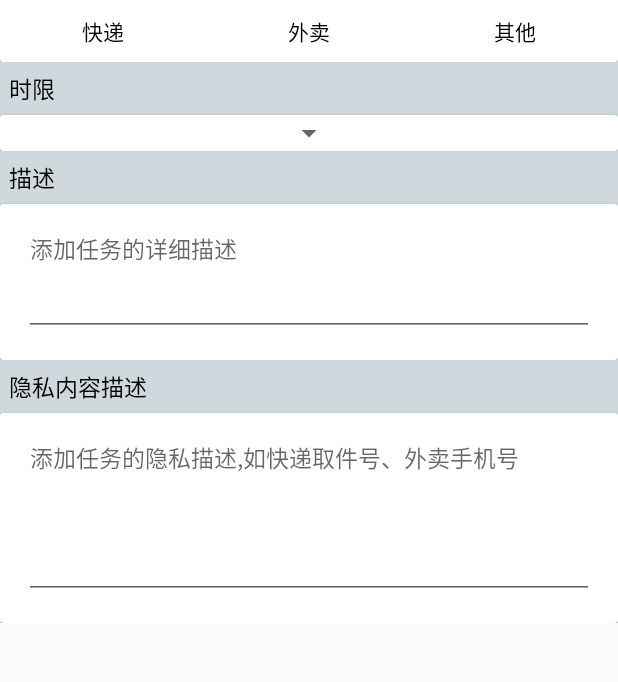
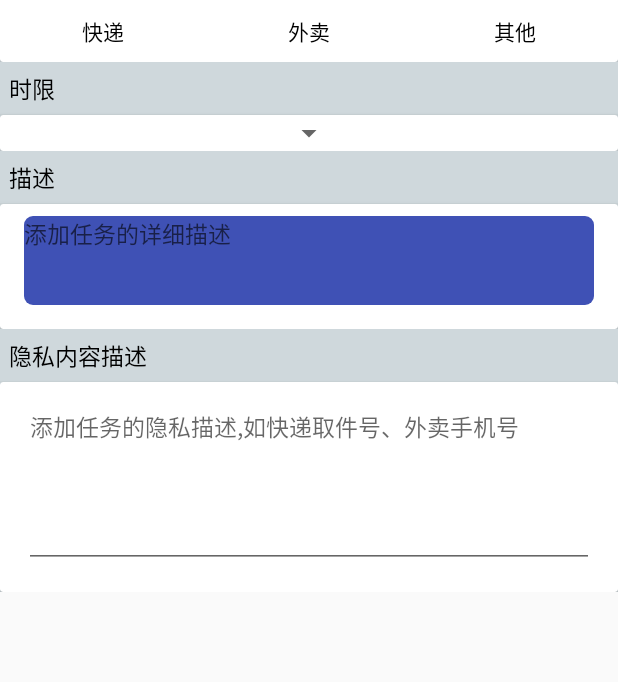
Before and after one commit to kingking666/Onse5, an Android app: the layout task_fragment.xml on its own in the app's theme, with its tools: preview values and no code run, on a phone screen of 412 x 824 dp, the part 158-840 px from its top. Run offline under Robolectric (Android 15) with nearby library versions, the phone set to English and light mode, and no system bars; plain views replace MaterialEditText, MaterialSpinner.

```diff
--- /dev/null
+++ b/app/src/main/res/drawable/shape_corner.xml
@@ -0,0 +1,6 @@
+<?xml version="1.0" encoding="utf-8"?>
+<shape xmlns:android="http://schemas.android.com/apk/res/android" >
+
+    <solid android:color="@color/colorPrimary" />
+    <corners android:radius="6dp" />
+</shape>
--- a/app/src/main/res/layout/activity_setting.xml
+++ b/app/src/main/res/layout/activity_setting.xml
@@ -22,8 +22,6 @@
         android:id="@+id/settings_container"
         android:layout_width="match_parent"
         android:layout_height="wrap_content"
-        android:layout_marginTop="?actionBarSize">
-    </FrameLayout>
-
+        android:layout_marginTop="?actionBarSize" />
 
 </android.support.design.widget.CoordinatorLayout>
--- a/app/src/main/res/layout/task_fragment.xml
+++ b/app/src/main/res/layout/task_fragment.xml
@@ -95,6 +95,7 @@
                     android:layout_marginLeft="16dp"
                     android:layout_marginRight="16dp"
                     android:layout_marginTop="8dp"
+                    android:background="@drawable/shape_corner"
                     android:gravity="top|left"
                     android:hint="添加任务的详细描述"
                     android:lines="3"
@@ -103,14 +104,14 @@
                     android:textSize="15sp"
                     app:met_hideUnderline="true"
                     app:met_maxCharacters="30" />
+
                 <!--<android.support.design.widget.TextInputLayout-->
                 <!--android:layout_width="match_parent"-->
                 <!--android:layout_height="wrap_content"-->
                 <!--android:background="@null"-->
                 <!--android:paddingRight="10dp"-->
                 <!--app:counterEnabled="true"-->
-                <!--app:counterMaxLength="6"-->
-                <!--app:counterOverflowTextAppearance="@style/counterOverflow">-->
+                <!--app:counterMaxLength="6">-->
 
                 <!--<android.support.design.widget.TextInputEditText-->
                 <!--android:layout_width="match_parent"-->
@@ -150,7 +151,6 @@
                 android:layout_width="match_parent"
                 android:layout_height="wrap_content">
 
-
                 <com.rengwuxian.materialedittext.MaterialEditText
                     android:id="@+id/private_edittext"
                     android:layout_width="match_parent"
@@ -171,7 +171,6 @@
 
             </android.support.v7.widget.CardView>
 
-
         </LinearLayout>
     </LinearLayout>
 
--- a/app/src/main/res/values/colors.xml
+++ b/app/src/main/res/values/colors.xml
@@ -16,6 +16,10 @@
     <!--其他-->
     <color name="popup_press">#FAFAFA</color>
     <color name="popup_unpress">#ECEFF1</color>
+
+    <!--exit_button-->
+    <color name="exit_highlight">#B71C1C</color>
+    <color name="exit_normal">#F44336</color>
 
 
     <!-- 广钊配色1 -->
--- a/app/src/main/res/xml/setting_general.xml
+++ b/app/src/main/res/xml/setting_general.xml
@@ -46,4 +46,8 @@
             android:title="检查更新" />
 
     </PreferenceCategory>
+    <Preference
+        android:layout="@layout/layout_exit_button"
+        android:key="exit">
+    </Preference>
 </PreferenceScreen>
```
Also changed, not shown: app/src/main/res/layout/layout_exit_button.xml (added, +18 -0 lines), app/src/main/res/values/styles.xml (+8 -0 lines), 1 other file.
